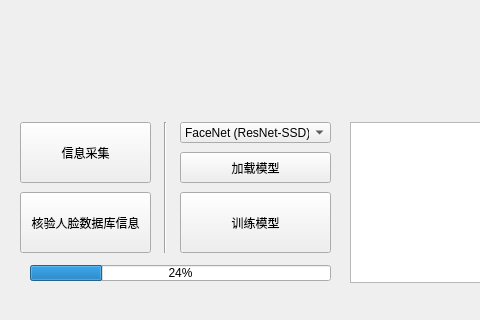
Before: the Qt Designer form ui/MainWindow.ui in NothingStreet/attendanceSys_Testing, drawn with Qt 5; both pictures show x 0 to 480 and y 587 to 907 of the 1086 by 907 pixel window.
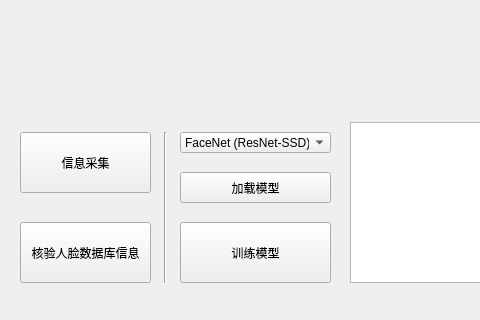
After: the same form once the commit is applied.

```diff
--- a/ui/MainWindow.ui
+++ b/ui/MainWindow.ui
@@ -93,9 +93,9 @@
     <property name="geometry">
      <rect>
       <x>150</x>
-      <y>690</y>
+      <y>700</y>
       <width>31</width>
-      <height>131</height>
+      <height>151</height>
      </rect>
     </property>
     <property name="orientation">
@@ -122,19 +122,6 @@
      </rect>
     </property>
    </widget>
-   <widget class="QProgressBar" name="progressBar">
-    <property name="geometry">
-     <rect>
-      <x>30</x>
-      <y>833</y>
-      <width>301</width>
-      <height>16</height>
-     </rect>
-    </property>
-    <property name="value">
-     <number>24</number>
-    </property>
-   </widget>
    <widget class="QPushButton" name="bt_blinks">
     <property name="geometry">
      <rect>
@@ -165,7 +152,7 @@
     <property name="geometry">
      <rect>
       <x>180</x>
-      <y>690</y>
+      <y>700</y>
       <width>151</width>
       <height>21</height>
      </rect>
@@ -215,7 +202,7 @@
     <property name="geometry">
      <rect>
       <x>180</x>
-      <y>760</y>
+      <y>790</y>
       <width>151</width>
       <height>61</height>
      </rect>
@@ -238,7 +225,7 @@
     <property name="geometry">
      <rect>
       <x>180</x>
-      <y>720</y>
+      <y>740</y>
       <width>151</width>
       <height>31</height>
      </rect>
@@ -310,7 +297,7 @@
     <property name="geometry">
      <rect>
       <x>20</x>
-      <y>760</y>
+      <y>790</y>
       <width>131</width>
       <height>61</height>
      </rect>
@@ -505,7 +492,7 @@
     <property name="geometry">
      <rect>
       <x>20</x>
-      <y>690</y>
+      <y>700</y>
       <width>131</width>
       <height>61</height>
      </rect>
```
Left out of the diff: 2 changed lines with no effect on the pictures.
